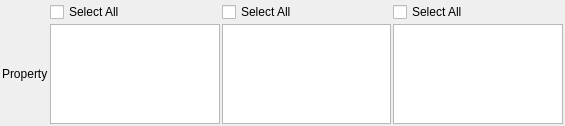
First picture: the form in Source/SVWidgetsLib/FilterParameterWidgets/UI_Files/DataContainerArrayProxyWidget.ui, repository BlueQuartzSoftware/SIMPL, before the edit.
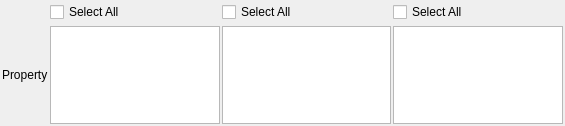
Second picture: the form after the edit.

Commit message: Adjusting a few UI elements for a more consistent look across the application.

Patch:
```diff
--- a/Source/SVWidgetsLib/FilterParameterWidgets/UI_Files/DataContainerArrayProxyWidget.ui
+++ b/Source/SVWidgetsLib/FilterParameterWidgets/UI_Files/DataContainerArrayProxyWidget.ui
@@ -23,9 +23,12 @@
    <property name="bottomMargin">
     <number>2</number>
    </property>
-   <property name="spacing">
+   <property name="horizontalSpacing">
     <number>2</number>
    </property>
+   <property name="verticalSpacing">
+    <number>4</number>
+   </property>
    <item row="1" column="0">
     <widget class="QLabel" name="label">
      <property name="text">
```
The commit also changes 1 other file.
